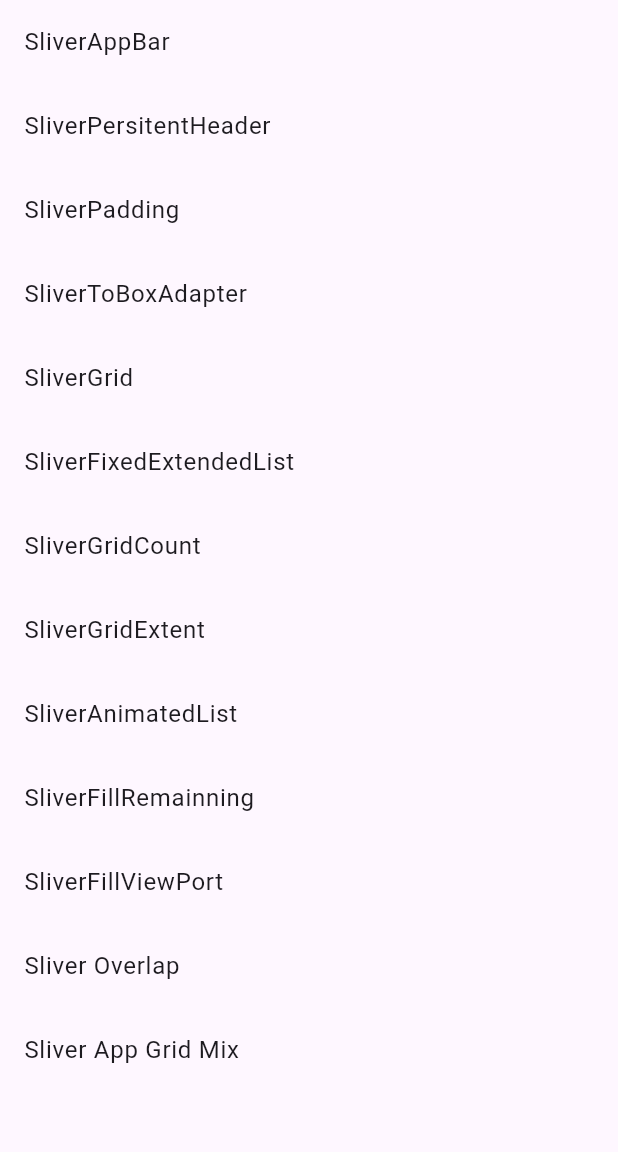
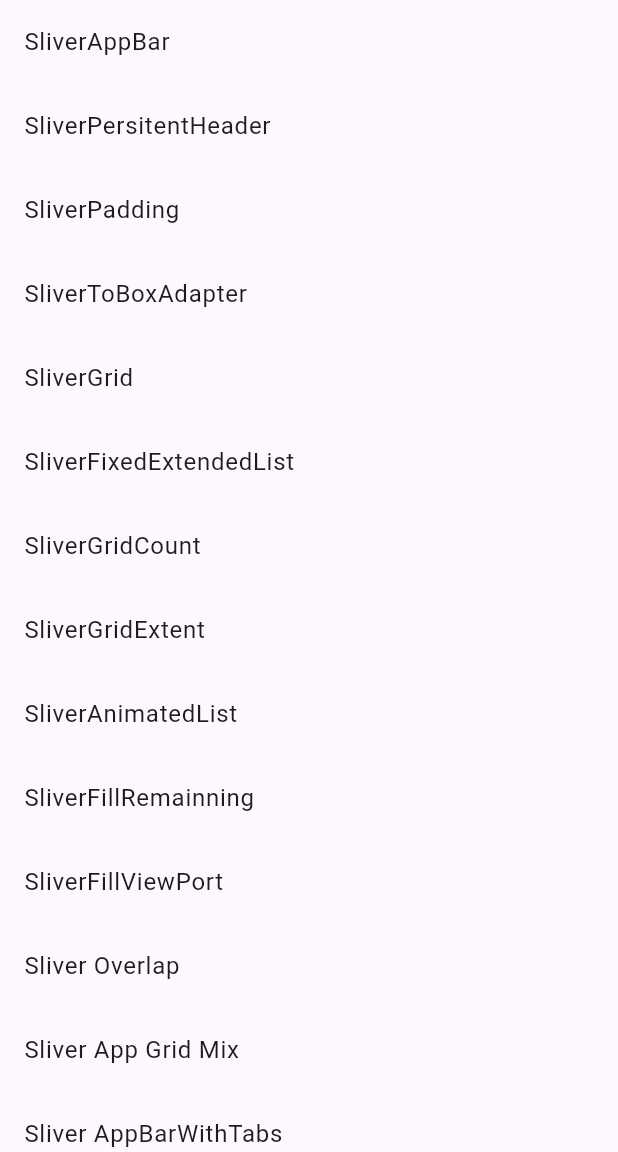
Before and after one commit to Eomkicheol/FlutterUIExample, a Flutter app: the screen it shows after launch, on a phone screen of 412 x 824 dp, the part 84-1236 px from its top. Run offline on Flutter 3.47's test engine with Material 3 defaults, Android fonts, the phone set to English and light mode, and no system bars.

Commit message:
SliverAppBarWithTabsExample

```diff
--- a/sliver_example/lib/examples.dart
+++ b/sliver_example/lib/examples.dart
@@ -11,3 +11,4 @@ export 'examples/ex_10_sliver_fill_remaining.dart';
 export 'examples/ex_11_sliver_fill_view_port.dart';
 export 'examples/ex_12_sliver_overlap_absober.dart';
 export 'examples/ex_13_sliver_app_grid.dart';
+export 'examples/ex_14_sliver_app_bar_with_tabs.dart';
--- a/sliver_example/lib/main.dart
+++ b/sliver_example/lib/main.dart
@@ -75,6 +75,10 @@ final List<Map<String, dynamic>> _examples = [
     'title': 'Sliver App Grid Mix',
     'widget': const SliverAppGridExample(),
   },
+  {
+    'title': 'Sliver AppBarWithTabs',
+    'widget': const SliverAppBarWithTabsExample(),
+  },
 ];
 
 class SliverExampleNavigatorList extends StatelessWidget {
```
Also changed, not shown: sliver_example/lib/examples/ex_14_sliver_app_bar_with_tabs.dart (added, +33 -0 lines).
